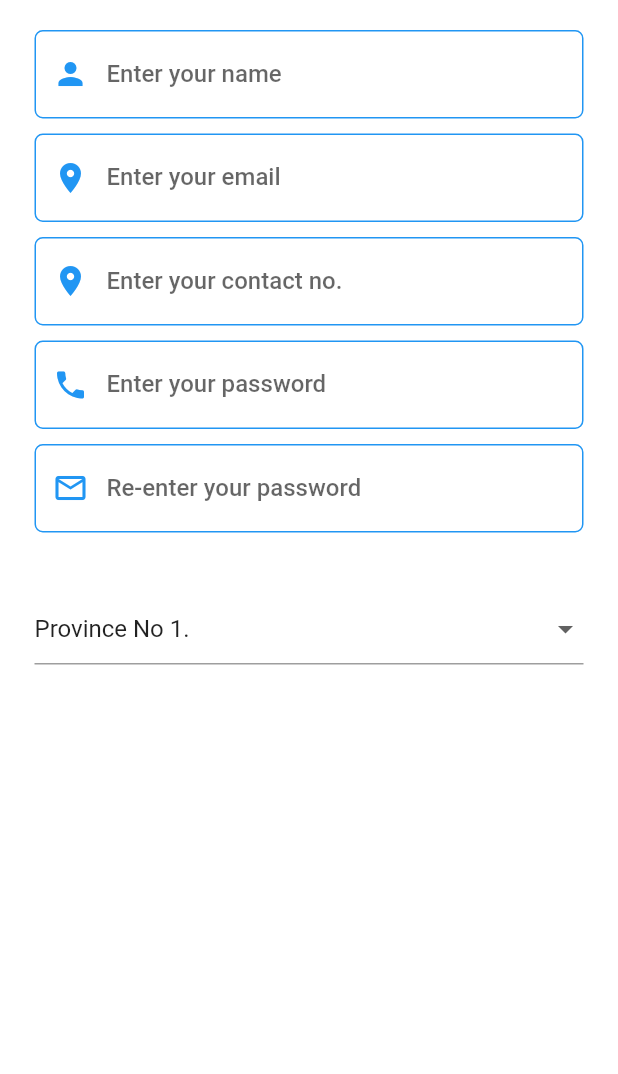
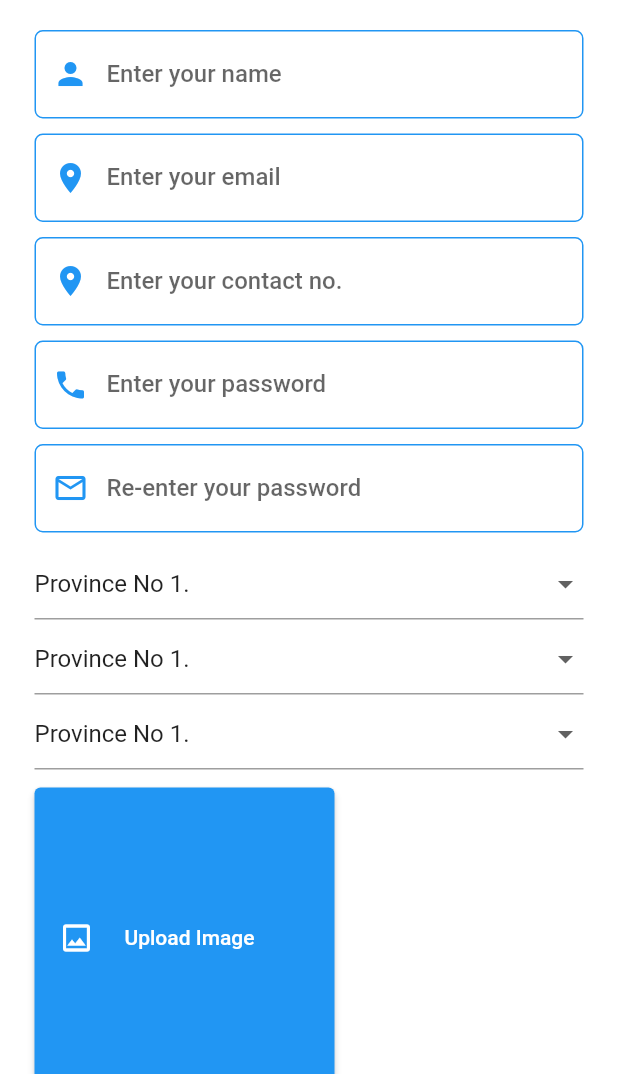
Before and after one commit to ianishthakur/Boilerplate, a Flutter app: the SignUpWidget screen opened directly, on a phone screen of 412 x 824 dp, the part 162-1236 px from its top. Run offline on Flutter 3.47's test engine with Material 2 defaults, Android fonts, the phone set to English and light mode, and no system bars; our stand-ins replace bloc, connectivity, device_preview, dio, easy_localization, equatable and 10 more; accounts and stored records are empty; Roboto replaces fonts that are missing (Montserrat).

Commit message:
work on imagepicker

```diff
--- a/april_proj/lib/common/widget/textfield/dropdown_common_textfield.dart
+++ b/april_proj/lib/common/widget/textfield/dropdown_common_textfield.dart
@@ -27,7 +27,6 @@ class _DropDownWidgetState extends State<DropDownWidget> {
     "Sudur Pashchim Pradesh",
   ];
   String? _selectedVal = "";
-  // String? selectedItem = "Province No 1";
   // final _provinceList = [DropDown.provincelist];
   // final _districtList = [DropDown.districtList];
   // final _municipalityList = [DropDown.municipalityList];
@@ -37,8 +36,9 @@ class _DropDownWidgetState extends State<DropDownWidget> {
   @override
   Widget build(BuildContext context) {
     return (Scaffold(
-      body: Container(
-          child: DropdownButtonFormField(
+      body: Column(
+        children: [
+          DropdownButtonFormField(
             value: _selectedVal,
             items: _provinceList
                 .map((e) => DropdownMenuItem(
@@ -51,7 +51,9 @@ class _DropDownWidgetState extends State<DropDownWidget> {
                 _selectedVal = value as String;
               });
             },
-      )),
+          ),
+        ],
+      ),
     ));
   }
 }
--- /dev/null
+++ b/april_proj/lib/common/widget/textfield/imagePicker_common.dart
@@ -0,0 +1,69 @@
+import 'dart:io';
+import 'dart:ui';
+
+import 'package:flutter/material.dart';
+import 'package:flutter/services.dart';
+import 'package:image_picker/image_picker.dart';
+import '../../constant/strings.dart';
+
+class ImagePickerWidget extends StatefulWidget {
+  const ImagePickerWidget({Key? key}) : super(key: key);
+
+  @override
+  State<ImagePickerWidget> createState() => _ImagePickerWidgetState();
+}
+
+class _ImagePickerWidgetState extends State<ImagePickerWidget> {
+  File? _image;
+
+  Future pickImage(ImageSource source) async {
+    try {
+      final image = await ImagePicker().pickImage(source: source);
+      if (image == null) return;
+      final imageTemporary = File(image.path);
+      setState(() => this._image = imageTemporary);
+    } on PlatformException catch (e) {
+      print("Failed to pick image:$e");
+    }
+  }
+
+  @override
+  Widget build(BuildContext context) {
+    return Scaffold(
+      body: Column(
+        children: [
+          CustomButton(
+            title: Strings.uploadImage,
+            icon: Icons.image_outlined,
+            onClick: () => pickImage(ImageSource.gallery),
+          ),
+          CustomButton(
+            title: Strings.takePhoto,
+            icon: Icons.camera_alt_outlined,
+            onClick: () => pickImage(ImageSource.camera),
+          )
+        ],
+      ),
+    );
+  }
+}
+
+Widget CustomButton({
+  required String title,
+  required IconData icon,
+  required VoidCallback onClick,
+}) {
+  return Container(
+      height: 200,
+      width: 200,
+      child: ElevatedButton(
+        onPressed: onClick,
+        child: Row(children: [
+          Icon(icon),
+          SizedBox(
+            width: 20,
+          ),
+          Text(title),
+        ]),
+      ));
+}
--- a/april_proj/lib/feature/authentication/ui/widget/signup_widget.dart
+++ b/april_proj/lib/feature/authentication/ui/widget/signup_widget.dart
@@ -4,6 +4,7 @@ import 'package:flutter_bloc/flutter_bloc.dart';
 import '../../../../common/constant/assets.dart';
 import '../../../../common/constant/strings.dart';
 import '../../../../common/widget/textfield/dropdown_common_textfield.dart';
+import '../../../../common/widget/textfield/imagePicker_common.dart';
 import '../../../../common/widget/textfield/signUp_common_textfield.dart';
 import '../../bloc/authentication_cubit.dart';
 import '../../bloc/authentication_state.dart';
@@ -97,12 +98,32 @@ class _SignUpWidgetState extends State<SignUpWidget> {
                         labelText: Strings.rePasswordlabel,
                       ),
                       SizedBox(
-                        height: 40,
+                        height: 10,
                       ),
                       SizedBox(
-                        height: 100,
+                        height: 50,
                         child: DropDownWidget(),
                       ),
+                      SizedBox(
+                        height: 50,
+                        child: DropDownWidget(),
+                      ),
+                      SizedBox(
+                        height: 50,
+                        child: DropDownWidget(),
+                      ),
+                      SizedBox(
+                        height: 10,
+                      ),
+                      Column(
+                        children: [
+                          Container(
+                            height: 500,
+                            width: 500,
+                            child: ImagePickerWidget(),
+                          ),
+                        ],
+                      )
                     ],
                   ),
                 ),
--- a/april_proj/pubspec.yaml
+++ b/april_proj/pubspec.yaml
@@ -48,8 +48,10 @@ dependencies:
   shared_preferences: ^2.0.5
 
   # file system and path
-  image_picker: ^0.7.4
+  image_picker: ^0.8.5+3
   file_picker: ^3.0.1
+  path_provider: ^2.0.11
+
 
   # localization
   easy_localization: ^3.0.1
```
Also changed, not shown: april_proj/pubspec.lock. Lines whose indentation alone changed are shown as unchanged.
